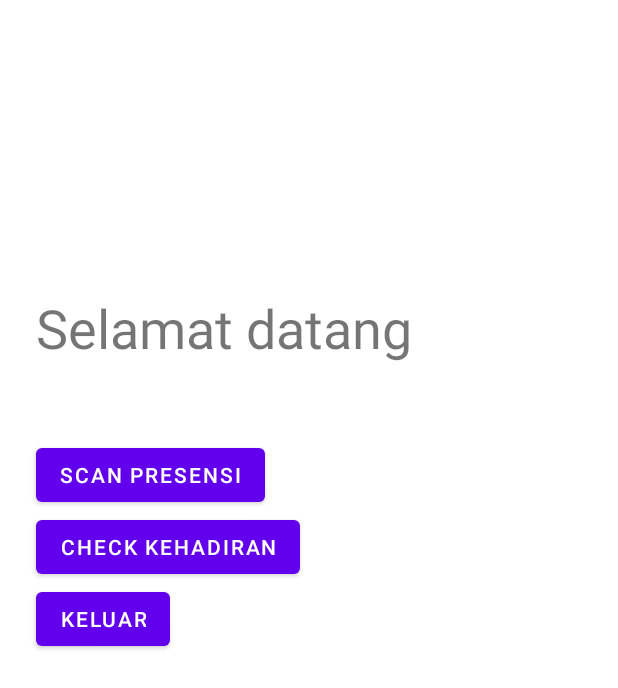
After one commit to leonardchris1230/Presencode, an Android app: the HomeActivity screen opened directly, with no data from a screen before it, on a phone screen of 412 x 824 dp. The commit adds this screen. Shown: the top 688 px of the screen. Run offline under Robolectric (Android 15) with nearby library versions, the phone set to English and light mode, and no system bars.

Commit message:
Adding HomeActivity

```diff
--- a/app/src/main/AndroidManifest.xml
+++ b/app/src/main/AndroidManifest.xml
@@ -9,6 +9,9 @@
         android:roundIcon="@mipmap/ic_launcher_round"
         android:supportsRtl="true"
         android:theme="@style/Theme.Presencode">
+        <activity
+            android:name=".ui.home.HomeActivity"
+            android:exported="true" />
         <activity
             android:name=".ui.register.RegisterActivity"
             android:exported="true" />
--- /dev/null
+++ b/app/src/main/java/com/lazilette/presencode/ui/home/HomeActivity.java
@@ -0,0 +1,16 @@
+package com.lazilette.presencode.ui.home;
+
+import androidx.appcompat.app.AppCompatActivity;
+
+import android.os.Bundle;
+
+import com.lazilette.presencode.R;
+
+public class HomeActivity extends AppCompatActivity {
+
+    @Override
+    protected void onCreate(Bundle savedInstanceState) {
+        super.onCreate(savedInstanceState);
+        setContentView(R.layout.activity_home);
+    }
+}
--- a/app/src/main/java/com/lazilette/presencode/ui/login/LoginActivity.java
+++ b/app/src/main/java/com/lazilette/presencode/ui/login/LoginActivity.java
@@ -8,6 +8,7 @@ import android.view.View;
 
 import com.lazilette.presencode.R;
 import com.lazilette.presencode.databinding.ActivityLoginBinding;
+import com.lazilette.presencode.ui.home.HomeActivity;
 import com.lazilette.presencode.ui.register.RegisterActivity;
 
 public class LoginActivity extends AppCompatActivity {
@@ -27,5 +28,12 @@ public class LoginActivity extends AppCompatActivity {
             }
         });
 
+        binding.buttonMasuk.setOnClickListener(new View.OnClickListener() {
+            @Override
+            public void onClick(View view) {
+                startActivity(new Intent(LoginActivity.this, HomeActivity.class));
+            }
+        });
+
     }
 }
--- /dev/null
+++ b/app/src/main/res/layout/activity_home.xml
@@ -0,0 +1,49 @@
+<?xml version="1.0" encoding="utf-8"?>
+<androidx.constraintlayout.widget.ConstraintLayout xmlns:android="http://schemas.android.com/apk/res/android"
+    xmlns:app="http://schemas.android.com/apk/res-auto"
+    xmlns:tools="http://schemas.android.com/tools"
+    android:layout_width="match_parent"
+    android:layout_height="match_parent"
+    tools:context=".ui.home.HomeActivity">
+
+    <TextView
+        android:id="@+id/tv_home1"
+        android:layout_width="wrap_content"
+        android:layout_height="wrap_content"
+        android:text="Selamat datang"
+        android:textSize="36sp"
+        app:layout_constraintBottom_toBottomOf="parent"
+        app:layout_constraintHorizontal_bias="0.15"
+        app:layout_constraintLeft_toLeftOf="parent"
+        app:layout_constraintRight_toRightOf="parent"
+        app:layout_constraintTop_toTopOf="parent"
+        app:layout_constraintVertical_bias="0.25" />
+
+    <Button
+        android:layout_marginTop="50dp"
+        android:id="@+id/btn_scanner"
+        android:layout_width="wrap_content"
+        android:layout_height="wrap_content"
+        app:layout_constraintTop_toBottomOf="@id/tv_home1"
+        android:text="Scan presensi"
+        app:layout_constraintStart_toStartOf="@id/tv_home1"
+        />
+
+    <Button
+        android:id="@+id/btn_check_presensi"
+        android:layout_width="wrap_content"
+        android:layout_height="wrap_content"
+        android:text="check kehadiran"
+        app:layout_constraintStart_toStartOf="@id/tv_home1"
+        app:layout_constraintTop_toBottomOf="@id/btn_scanner"/>
+
+    <Button
+        android:layout_width="wrap_content"
+        android:layout_height="wrap_content"
+        android:text="Keluar"
+        app:layout_constraintTop_toBottomOf="@id/btn_check_presensi"
+        app:layout_constraintStart_toStartOf="@id/tv_home1"/>
+
+
+
+</androidx.constraintlayout.widget.ConstraintLayout>
```
